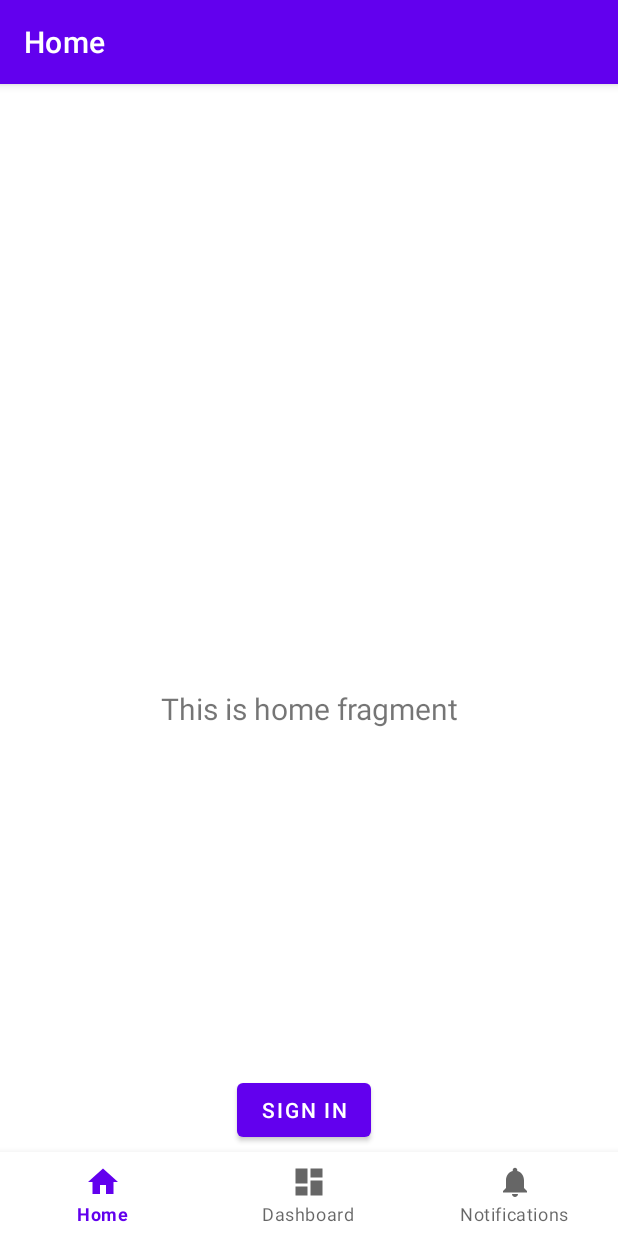
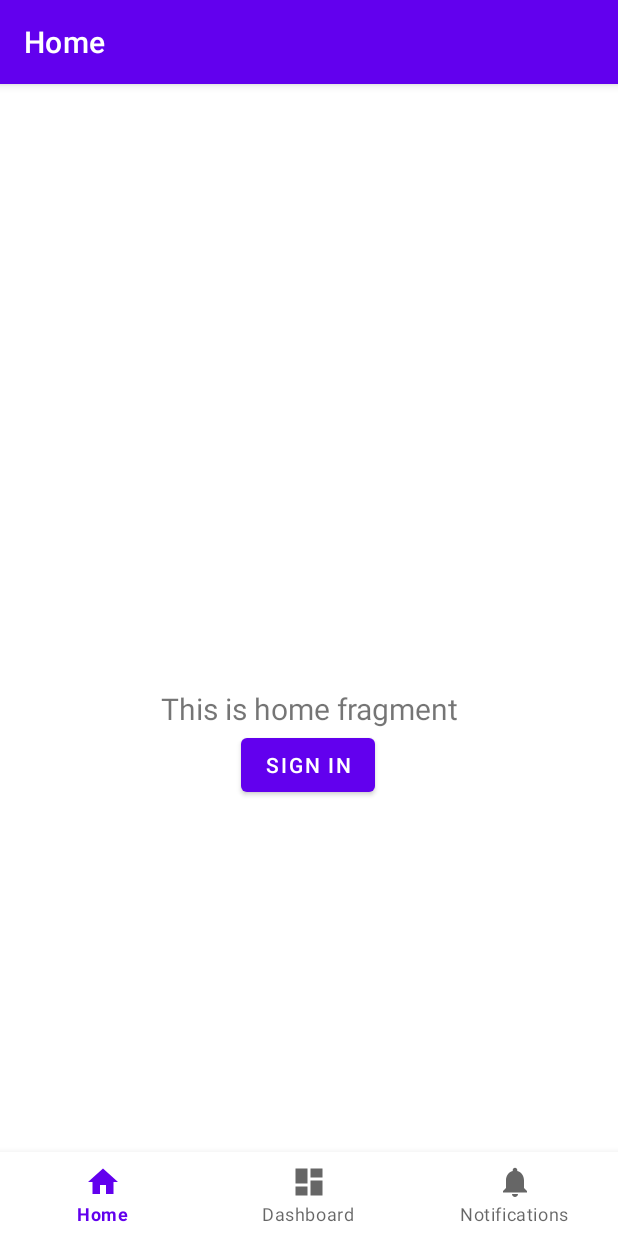
Before and after one commit to M-Byte480/Laeds-GO, an Android app: the screen it shows after launch (MainActivity), on a phone screen of 412 x 824 dp. Run offline under Robolectric (Android 15) with nearby library versions, the phone set to English and light mode, and no system bars; our stand-ins replace Firebase (no records; nobody signed in at launch, a user with empty details on screens opened directly), navigation-ui; libraries missing offline, so code that uses them is left out: com.firebase.ui; 2 statements that could not run were skipped.

Commit message:
[Craig] Login and Logout functionality via Firebase

```diff
--- a/app/src/main/java/ie/thirdfloor/csis/ul/laedsgo/ui/home/HomeFragment.java
+++ b/app/src/main/java/ie/thirdfloor/csis/ul/laedsgo/ui/home/HomeFragment.java
@@ -16,6 +16,8 @@ import androidx.activity.result.ActivityResultLauncher;
 import androidx.annotation.NonNull;
 import androidx.fragment.app.Fragment;
 import androidx.lifecycle.ViewModelProvider;
+import androidx.navigation.NavController;
+import androidx.navigation.Navigation;
 
 import com.firebase.ui.auth.AuthUI;
 import com.firebase.ui.auth.FirebaseAuthUIActivityResultContract;
@@ -35,7 +37,9 @@ public class HomeFragment extends Fragment {
 
     private FragmentHomeBinding binding;
 
-    private Button buttonLoginIn;
+    private Button buttonLogIn;
+    private Button buttonLogout;
+    private FirebaseUser currentUser;
 
     public View onCreateView(@NonNull LayoutInflater inflater,
                              ViewGroup container, Bundle savedInstanceState) {
@@ -51,9 +55,32 @@ public class HomeFragment extends Fragment {
         //Force logout user for testing
         FirebaseAuth.getInstance().signOut();
 
+        //Grabbing button ids
+        buttonLogout = (Button) root.findViewById(R.id.buttonHomeLogout);
+        buttonLogIn = (Button) root.findViewById(R.id.buttonHomeSignIn);
+
+        //Check for user to display correct button
+        userLogInStatus();
+
+        //Logout eventListener
+        buttonLogout.setOnClickListener(V -> {
+            System.out.println("Logout clicked");
+            FirebaseAuth.getInstance().signOut();
+            NavController navController = Navigation.findNavController(requireActivity(), R.id.nav_host_fragment_activity_main);
+            navController.navigate(R.id.navigation_home);
+            Toast.makeText(getContext(), "User " + currentUser.getEmail() + " was signed out", Toast.LENGTH_SHORT).show();
+            //Check if there is a user
+            //Need to get user and this state, cant use data field currentUser
+            try {
+                FirebaseUser logoutCheck = FirebaseAuth.getInstance().getCurrentUser();
+                System.out.println(logoutCheck.getEmail());
+            }catch (NullPointerException e){
+                System.out.println("No user YIPEEEEEE!");
+            }
+        });
+
         //Login eventListener
-        buttonLoginIn = (Button) root.findViewById(R.id.buttonHomeSignIn);
-        buttonLoginIn.setOnClickListener(v -> {
+        buttonLogIn.setOnClickListener(v -> {
             // Your button click logic here
             System.out.println("Sign in clicked");
             // Choose authentication providers
@@ -71,20 +98,30 @@ public class HomeFragment extends Fragment {
             signInLauncher.launch(signInIntent);
         });
 
-        //Login check
-        FirebaseUser user = FirebaseAuth.getInstance().getCurrentUser();
-        if (user != null) {
-            // User is signed in
-            //Hide login button, show Logout
-            //root.findViewById(R.id.buttonHomeSignIn);
-            buttonLoginIn.setVisibility(View.INVISIBLE);
-        } else {
-            // No user is signed in
-            //Show login button, hide Logout
-            buttonLoginIn.setVisibility(View.VISIBLE);
+        return root;
+    }
+    //check if a user is logged in or not
+    public void userLogInStatus(){
+        try {
+            if (currentUser != null) {
+                //User is signed in
+                //Hide login button, show Logout
+                //root.findViewById(R.id.buttonHomeSignIn);
+                buttonLogIn.setVisibility(View.INVISIBLE);
+                buttonLogout.setVisibility(View.VISIBLE);
+            } else {
+            /*Would assume in the future we will have a sign in page
+             so this will need functionality to keep unsigned users on the login page*/
+
+                //No user is signed in
+                //Show login button, hide Logout
+                buttonLogIn.setVisibility(View.VISIBLE);
+                buttonLogout.setVisibility(View.INVISIBLE);
+            }
+        }catch (NullPointerException e){
+            System.out.println("LogIn and Logout button null pointer");
         }
 
-        return root;
     }
 
 
@@ -110,12 +147,13 @@ public class HomeFragment extends Fragment {
             if(user != null){
                 Toast.makeText(getContext(), "Signed in as " + user.getEmail(), Toast.LENGTH_SHORT).show();
                 //Toast.makeText(this, "Signed in as " + user.getEmail(), Toast.LENGTH_SHORT).show();
+                currentUser = FirebaseAuth.getInstance().getCurrentUser();
                 System.out.println(
                         "Signed in as " + user.getEmail() + "\n" +
                                 "User ID: " + user.getUid() + "\n" +
                                 "Display Name: " + user.getDisplayName() + "\n"
                 );
-                buttonLoginIn.setVisibility(View.INVISIBLE);
+                userLogInStatus();
             }
         } else {
             if(response == null) {
@@ -124,7 +162,7 @@ public class HomeFragment extends Fragment {
                 System.out.println("Sign in failed");
                 System.out.println(Objects.requireNonNull(response.getError()).getErrorCode());
             }
-            buttonLoginIn.setVisibility(View.VISIBLE);
+            userLogInStatus();
         }
     }
 
--- a/app/src/main/res/layout/fragment_home.xml
+++ b/app/src/main/res/layout/fragment_home.xml
@@ -25,15 +25,27 @@
         android:layout_width="wrap_content"
         android:layout_height="wrap_content"
         android:layout_marginStart="158dp"
-        android:layout_marginTop="212dp"
         android:layout_marginEnd="158dp"
         android:layout_marginBottom="60dp"
         android:onClick="onClick"
         android:text="Sign in"
         app:layout_constraintBottom_toBottomOf="parent"
         app:layout_constraintEnd_toEndOf="parent"
-        app:layout_constraintHorizontal_bias="0.0"
+        app:layout_constraintHorizontal_bias="0.428"
         app:layout_constraintStart_toStartOf="parent"
         app:layout_constraintTop_toBottomOf="@+id/text_home"
-        app:layout_constraintVertical_bias="1.0" />
+        app:layout_constraintVertical_bias="0.0" />
+
+    <Button
+        android:id="@+id/buttonHomeLogout"
+        android:layout_width="wrap_content"
+        android:layout_height="wrap_content"
+        android:layout_marginStart="162dp"
+        android:layout_marginEnd="162dp"
+        android:text="Logout"
+        app:layout_constraintBottom_toBottomOf="parent"
+        app:layout_constraintEnd_toEndOf="parent"
+        app:layout_constraintStart_toStartOf="parent"
+        app:layout_constraintTop_toTopOf="parent"
+        app:layout_constraintVertical_bias="0.679" />
 </androidx.constraintlayout.widget.ConstraintLayout>
```
